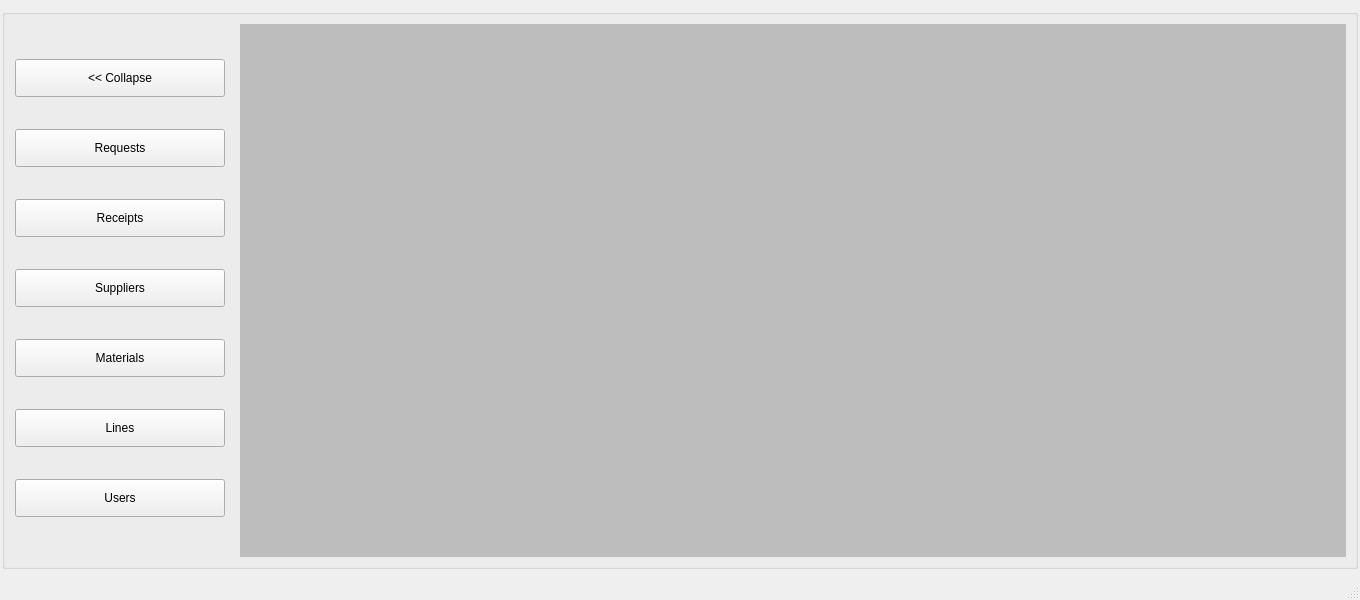
Qt form src/views/ui/main_view.ui (joeescarcega8879/PyQt6-Warehouse-System) before a commit.
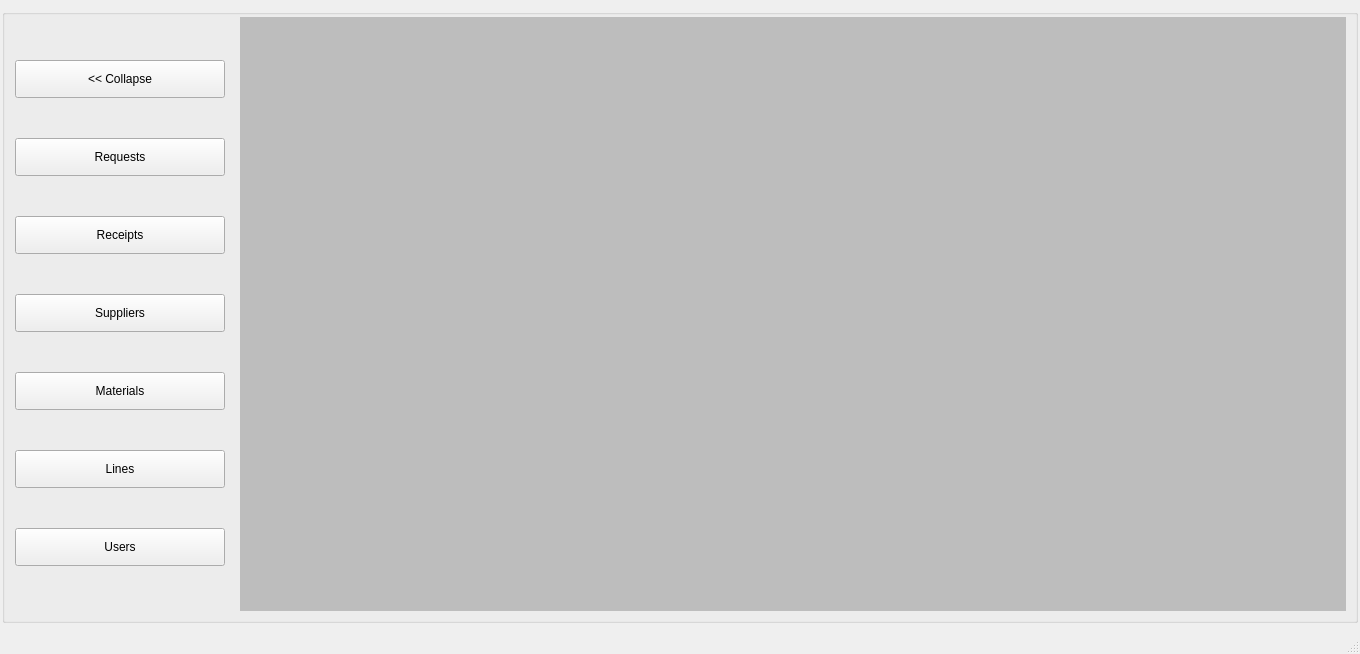
The same form after that commit. Icons and pictures are not drawn.

Patch:
```diff
--- a/src/views/ui/main_view.ui
+++ b/src/views/ui/main_view.ui
@@ -7,7 +7,7 @@
     <x>0</x>
     <y>0</y>
     <width>1360</width>
-    <height>600</height>
+    <height>654</height>
    </rect>
   </property>
   <property name="windowTitle">
@@ -36,6 +36,9 @@
        <string/>
       </property>
       <layout class="QGridLayout" name="gridLayout_2">
+       <property name="topMargin">
+        <number>2</number>
+       </property>
        <property name="verticalSpacing">
         <number>6</number>
        </property>
```
